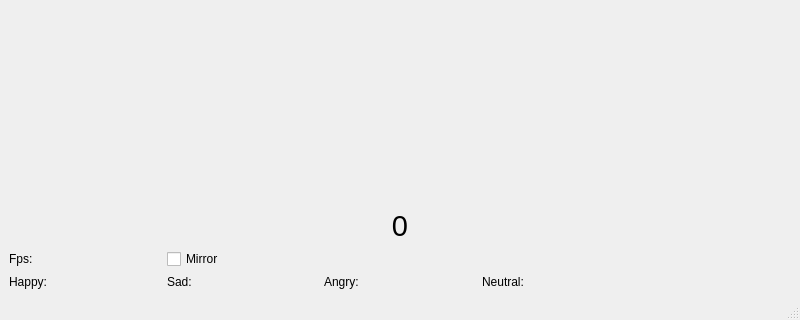
GavinAbbott/SANE-FinalProject, file Project/Server.ui: the form before one commit; both pictures show x 0 to 800 and y 280 to 600 of the 800 by 600 pixel window.
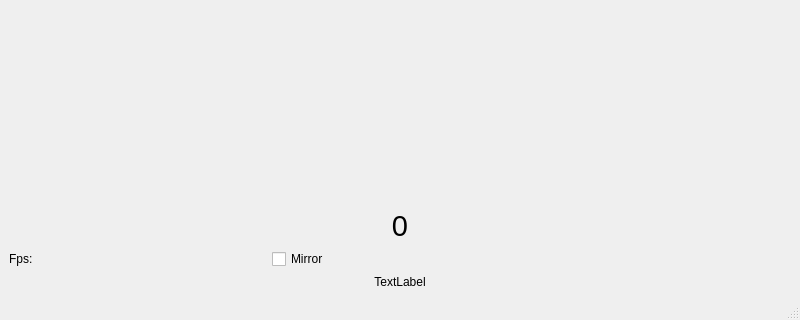
The form after the commit.

Commit message: removed the percentages for the 4 emotions, added a single label that tells the presenter if they are smiling or not.

Patch:
```diff
--- a/Project/Server.ui
+++ b/Project/Server.ui
@@ -37,14 +37,7 @@
     </item>
     <item>
      <layout class="QGridLayout" name="gridLayout">
-      <item row="2" column="0">
-       <widget class="QLabel" name="happyLabel">
-        <property name="text">
-         <string>Happy:</string>
-        </property>
-       </widget>
-      </item>
-      <item row="0" column="0" colspan="5">
+      <item row="0" column="0" colspan="3">
        <widget class="QLabel" name="CounterLabel">
         <property name="font">
          <font>
@@ -62,13 +55,6 @@
         </property>
        </widget>
       </item>
-      <item row="1" column="0">
-       <widget class="QLabel" name="fpsLabel">
-        <property name="text">
-         <string>Fps:</string>
-        </property>
-       </widget>
-      </item>
       <item row="1" column="1">
        <widget class="QCheckBox" name="mirrorCheckBox">
         <property name="text">
@@ -76,24 +62,20 @@
         </property>
        </widget>
       </item>
-      <item row="2" column="1">
-       <widget class="QLabel" name="sadLabel">
+      <item row="1" column="0">
+       <widget class="QLabel" name="fpsLabel">
         <property name="text">
-         <string>Sad:</string>
+         <string>Fps:</string>
         </property>
        </widget>
       </item>
-      <item row="2" column="2">
-       <widget class="QLabel" name="angryLabel">
+      <item row="2" column="0" colspan="3">
+       <widget class="QLabel" name="emotionLabel">
         <property name="text">
-         <string>Angry:</string>
+         <string>TextLabel</string>
         </property>
-       </widget>
-      </item>
-      <item row="2" column="3">
-       <widget class="QLabel" name="neutralLabel">
-        <property name="text">
-         <string>Neutral:</string>
+        <property name="alignment">
+         <set>Qt::AlignCenter</set>
         </property>
        </widget>
       </item>
```
The commit also changes 1 other file.
